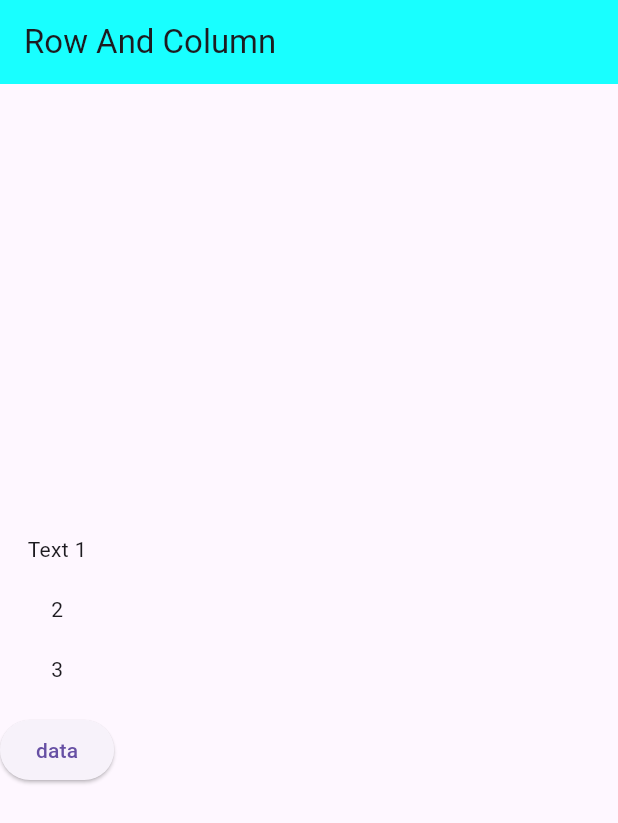
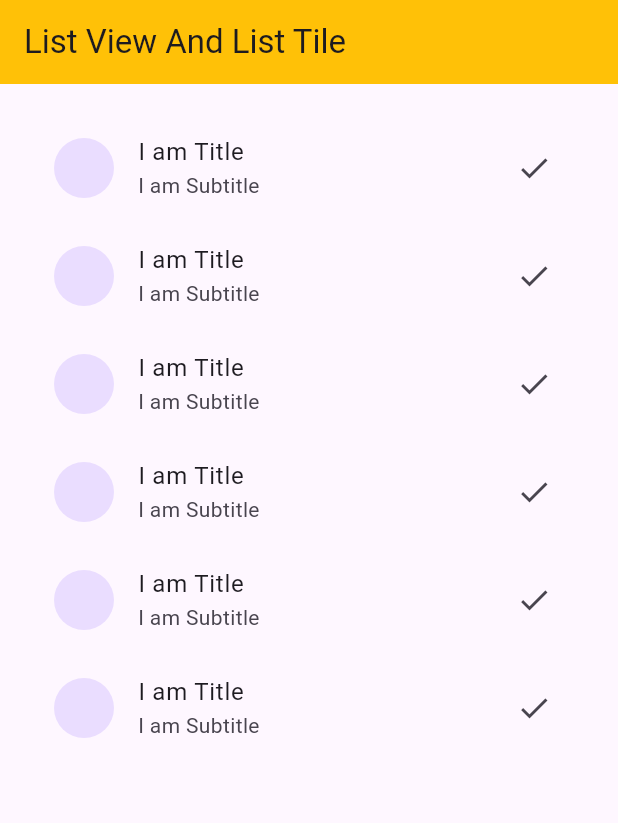
Before and after one commit to Nikhilbardeja/Flutter_Tutorial, a Flutter app: the screen it shows after launch, on a phone screen of 412 x 824 dp. Shown: the top 823 px of the screen. Run offline on Flutter 3.47's test engine with Material 3 defaults, Android fonts, the phone set to English and light mode, and no system bars.

Commit message:
ListView and ListTie - 22

```diff
--- /dev/null
+++ b/lib/ListViewAndListTile.dart
@@ -0,0 +1,62 @@
+import 'package:flutter/material.dart';
+
+class Listviewandlisttile extends StatefulWidget {
+  const Listviewandlisttile({super.key});
+
+  @override
+  State<Listviewandlisttile> createState() => _ListviewandlisttileState();
+}
+
+class _ListviewandlisttileState extends State<Listviewandlisttile> {
+  List<int> numbers = [1, 2, 3, 4, 5, 6];
+  @override
+  Widget build(BuildContext context) {
+    return Scaffold(
+      appBar: AppBar(
+        title: Text("List View And List Tile"),
+        backgroundColor: Colors.amber,
+      ),
+
+      body: ListView(
+        padding: EdgeInsets.all(20),
+        // scrollDirection: Axis.vertical,
+        children: numbers.map((items) {
+          return ListTile(
+            title: Text("I am Title"),
+            subtitle: Text("I am Subtitle"),
+            leading: CircleAvatar(),
+            trailing: Icon(Icons.done),
+          );
+        }).toList(),
+        // numbers.map((items) {
+        //   return Container(
+        //     margin: EdgeInsets.all(10),
+        //     color: Colors.amberAccent,
+        //     width: 100,
+        //     alignment: Alignment.center,
+        //     child: Text(items.toString()),
+        //   );
+        // }).toList(),
+        //
+        // [
+        //   for (int i = 0; i <= 15; i++)
+        //     Container(
+        //       margin: EdgeInsets.symmetric(horizontal: 10),
+        //       color: Colors.amberAccent,
+        //       width: 100,
+        //     ),
+        //   //   Container(
+        //   //     margin: EdgeInsets.symmetric(horizontal: 10),
+        //   //     color: Colors.amberAccent,
+        //   //     width: 100,
+        //   //   ),
+        //   //   Container(
+        //   //     margin: EdgeInsets.symmetric(horizontal: 10),
+        //   //     color: Colors.amberAccent,
+        //   //     width: 100,
+        //   //   ),
+        // ],
+      ),
+    );
+  }
+}
--- a/lib/ValidateForms.dart
+++ b/lib/ValidateForms.dart
@@ -1,7 +1,6 @@
 import 'package:flutter/material.dart';
 
-
-class Validateforms extends StatefulWidget{
+class Validateforms extends StatefulWidget {
   const Validateforms({super.key});
 
   @override
@@ -9,23 +8,25 @@ class Validateforms extends StatefulWidget{
 }
 
 class _ValidateformsState extends State<Validateforms> {
-
   TextEditingController name = TextEditingController();
   TextEditingController email = TextEditingController();
   TextEditingController phone = TextEditingController();
   TextEditingController password = TextEditingController();
 
-	InputDecoration Function(String) decoration = (String hintText) => InputDecoration(
+  InputDecoration Function(String) decoration = (String hintText) =>
+      InputDecoration(
         hintText: hintText,
-		border: OutlineInputBorder(borderRadius: BorderRadius.circular(40))
+        border: OutlineInputBorder(borderRadius: BorderRadius.circular(40)),
       );
 
   final formKey = GlobalKey<FormState>();
 
-	String? Function(String? field) validator (String field) =>  (value){if (value == null || value.isEmpty){
+  String? Function(String? field) validator(String field) => (value) {
+    if (value == null || value.isEmpty) {
       return "Please Enter Your $field";
     }
-								return null;};
+    return null;
+  };
 
   @override
   Widget build(BuildContext context) {
@@ -49,12 +50,13 @@ class _ValidateformsState extends State<Validateforms> {
             TextFormField(
               controller: phone,
               decoration: decoration("Phone"),
-							validator: (value){
-								if(value==null||value.isEmpty){
+              validator: (value) {
+                if (value == null || value.isEmpty) {
                   return "Please enter Phone";
                 }
-								if(value.length != 10) return "Length must be 10";
-							}
+                if (value.length != 10) return "Length must be 10";
+                return null;
+              },
             ),
             TextFormField(
               controller: email,
@@ -66,12 +68,12 @@ class _ValidateformsState extends State<Validateforms> {
               decoration: decoration("Password"),
               validator: validator("Password"),
             ),
-						ElevatedButton(onPressed: (){
-							if(formKey.currentState!.validate()){
-
-							}
+            ElevatedButton(
+              onPressed: () {
+                if (formKey.currentState!.validate()) {}
               },
-						child: Text("Register"))
+              child: Text("Register"),
+            ),
           ],
         ),
       ),
--- a/lib/main.dart
+++ b/lib/main.dart
@@ -1,7 +1,5 @@
-import 'package:first_application/Buttons.dart';
-import 'package:first_application/container_screen.dart';
+import 'package:first_application/ListViewAndListTile.dart';
 import 'package:first_application/row_column.dart';
-import 'package:first_application/screens/home/HomeScreen.dart';
 import 'package:flutter/material.dart';
 
 void main() {
@@ -13,6 +11,9 @@ class MyApp extends StatelessWidget {
 
   @override
   Widget build(BuildContext context) {
-    return MaterialApp(home: ColumnRow(), debugShowCheckedModeBanner: false);
+    return MaterialApp(
+      home: Listviewandlisttile(),
+      debugShowCheckedModeBanner: false,
+    );
   }
 }
```
Lines whose indentation alone changed are shown as unchanged.
